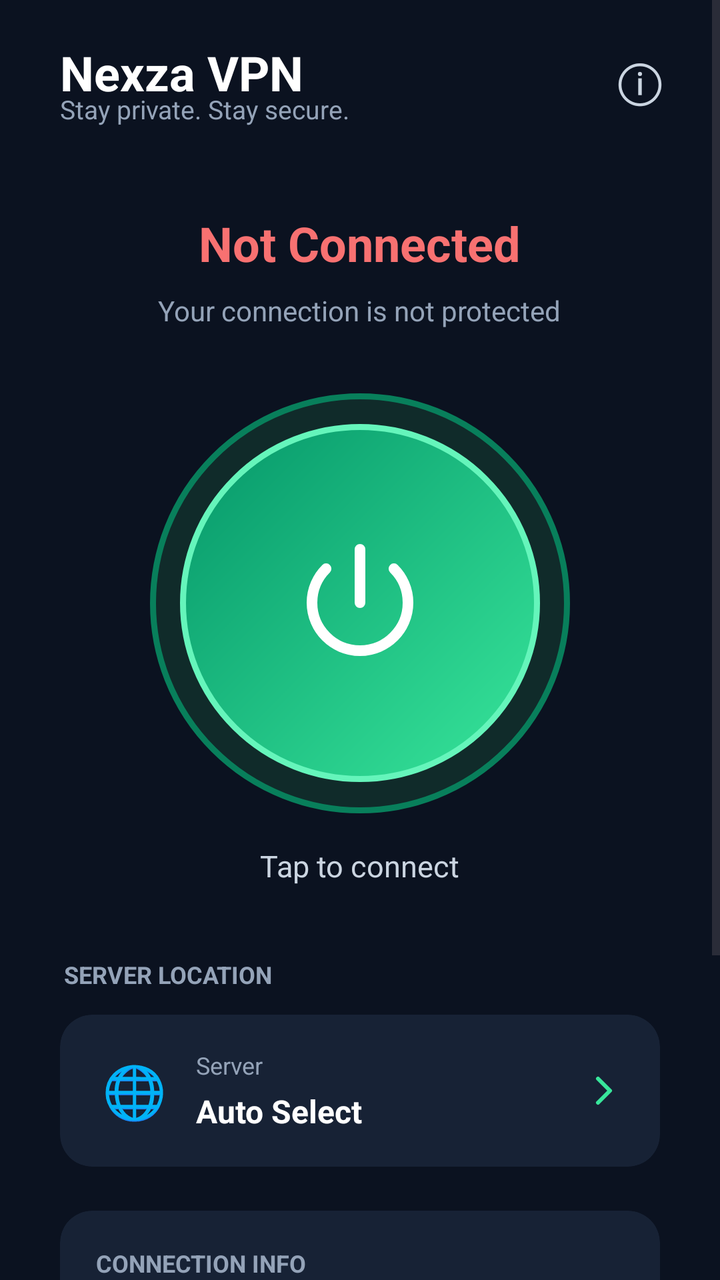
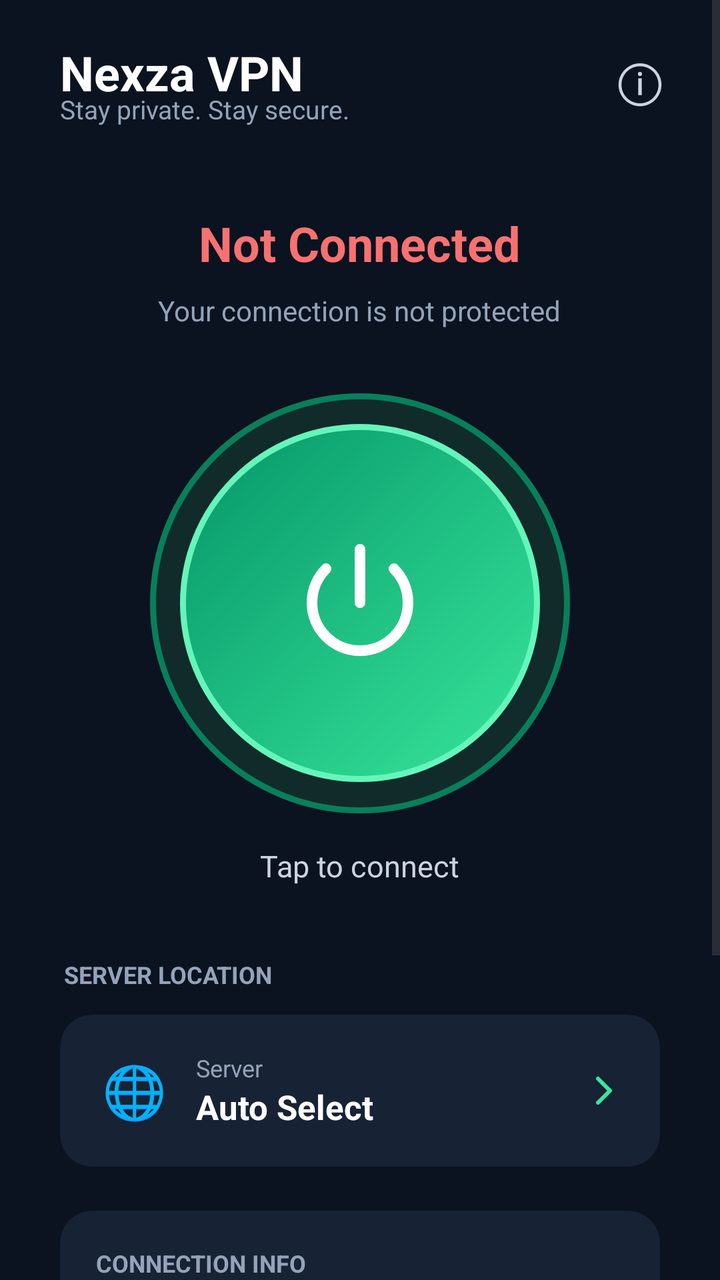

Two renders of the same Android screen: before a commit and after it. Below are the layout's source before the change and the commit's diff.
<!-- AndroidManifest.xml: application theme Theme.NexzaVPN -->
<!-- res/layout/activity_main.xml -->
<?xml version="1.0" encoding="utf-8"?>
<ScrollView
    xmlns:android="http://schemas.android.com/apk/res/android"
    xmlns:app="http://schemas.android.com/apk/res-auto"
    xmlns:tools="http://schemas.android.com/tools"
    android:layout_width="match_parent"
    android:layout_height="match_parent"
    android:background="#0B1220"
    android:fillViewport="true"
    android:clipToPadding="false"
    tools:context=".MainActivity">

    <LinearLayout
        android:id="@+id/main"
        android:layout_width="match_parent"
        android:layout_height="wrap_content"
        android:orientation="vertical"
        android:padding="20dp">

        
        <LinearLayout
            android:layout_width="match_parent"
            android:layout_height="wrap_content"
            android:gravity="center_vertical"
            android:orientation="horizontal">

            <LinearLayout
                android:layout_width="0dp"
                android:layout_height="wrap_content"
                android:layout_marginStart="10dp"
                android:layout_weight="1"
                android:orientation="vertical">

                <TextView
                    android:layout_width="wrap_content"
                    android:layout_height="wrap_content"
                    android:text="Nexza VPN"
                    android:textColor="#FFFFFF"
                    android:textSize="24sp"
                    android:textStyle="bold" />

                <TextView
                    android:layout_width="wrap_content"
                    android:layout_height="wrap_content"
                    android:layout_marginTop="-7dp"
                    android:text="Stay private. Stay secure."
                    android:textColor="#94A3B8"
                    android:textSize="13sp" />

            </LinearLayout>

            
            <TextView
                android:id="@+id/tvInfo"
                android:layout_width="40dp"
                android:layout_height="40dp"
                android:gravity="center"
                android:text="ⓘ"
                android:textColor="#CBD5E1"
                android:textSize="26sp"
                android:contentDescription="Info"
                android:clickable="true"
                android:focusable="true" />

        </LinearLayout>

        
        <LinearLayout
            android:layout_width="match_parent"
            android:layout_height="wrap_content"
            android:layout_marginTop="42dp"
            android:gravity="center"
            android:orientation="vertical">

            <TextView
                android:id="@+id/tvStatus"
                android:layout_width="wrap_content"
                android:layout_height="wrap_content"
                android:text="Not Connected"
                android:textColor="#F87171"
                android:textSize="24sp"
                android:textStyle="bold" />

            <TextView
                android:id="@+id/tvStatusMessage"
                android:layout_width="wrap_content"
                android:layout_height="wrap_content"
                android:layout_marginTop="8dp"
                android:gravity="center"
                android:text="Your connection is not protected"
                android:textColor="#94A3B8"
                android:textSize="14sp" />

        </LinearLayout>

        
        <FrameLayout
            android:layout_width="210dp"
            android:layout_height="210dp"
            android:layout_gravity="center_horizontal"
            android:layout_marginTop="32dp"
            android:background="@drawable/bg_vpn_ring">

            <FrameLayout
                android:id="@+id/btnConnect"
                android:layout_width="180dp"
                android:layout_height="179dp"
                android:layout_gravity="center"
                android:background="@drawable/bg_vpn_button"
                android:clickable="true"
                android:contentDescription="Connect VPN"
                android:focusable="true"
                android:foreground="?attr/selectableItemBackgroundBorderless">

                <ImageView
                    android:id="@+id/ivPower"
                    android:layout_width="64dp"
                    android:layout_height="64dp"
                    android:layout_gravity="center"
                    android:contentDescription="Power"
                    android:scaleType="fitCenter"
                    android:src="@drawable/ic_power" />

            </FrameLayout>

        </FrameLayout>

        <TextView
            android:id="@+id/tvConnectHint"
            android:layout_width="wrap_content"
            android:layout_height="wrap_content"
            android:layout_gravity="center_horizontal"
            android:layout_marginTop="16dp"
            android:text="Tap to connect"
            android:textColor="#CBD5E1"
            android:textSize="15sp" />

        
        <TextView
            android:layout_width="wrap_content"
            android:layout_height="wrap_content"
            android:layout_marginTop="36dp"
            android:text="SERVER LOCATION"
            android:textColor="#94A3B8"
            android:textSize="12sp"
            android:layout_marginRight="12sp"
            android:layout_marginLeft="12sp"
            android:textStyle="bold" />

        <androidx.cardview.widget.CardView
            android:id="@+id/cardServer"
            android:layout_width="match_parent"
            android:layout_height="76dp"
            android:layout_marginTop="12dp"
            app:cardBackgroundColor="#172235"
            app:cardCornerRadius="16dp"
            android:layout_marginRight="10sp"
            android:layout_marginLeft="10sp"
            app:cardElevation="0dp">

            <LinearLayout
                android:layout_width="match_parent"
                android:layout_height="match_parent"
                android:gravity="center_vertical"
                android:orientation="horizontal"
                android:paddingHorizontal="16dp">

                <TextView
                    android:layout_width="42dp"
                    android:layout_height="wrap_content"
                    android:gravity="center"
                    android:text="🌐"
                    android:textSize="26sp" />

                <LinearLayout
                    android:id="@+id/autoSelect"
                    android:layout_width="0dp"
                    android:layout_height="wrap_content"
                    android:layout_marginStart="10dp"
                    android:layout_weight="1"
                    android:orientation="vertical">

                    <TextView
                        android:layout_width="wrap_content"
                        android:layout_height="wrap_content"
                        android:text="Server"
                        android:textColor="#94A3B8"
                        android:textSize="12sp" />

                    <TextView
                        android:id="@+id/tvServerName"
                        android:layout_width="wrap_content"
                        android:layout_height="wrap_content"
                        android:layout_marginTop="4dp"
                        android:text="Auto Select"
                        android:textColor="#FFFFFF"
                        android:textSize="16sp"
                        android:textStyle="bold" />

                </LinearLayout>

                <ImageView
                    android:layout_width="24dp"
                    android:layout_height="24dp"
                    android:src="@drawable/ic_chevron_right"
                    app:tint="#38E69B"
                    android:contentDescription="Choose server" />

            </LinearLayout>

        </androidx.cardview.widget.CardView>

        
        <androidx.cardview.widget.CardView
            android:id="@+id/cardInfo"
            android:layout_width="match_parent"
            android:layout_height="wrap_content"
            android:layout_marginTop="22dp"
            android:layout_marginBottom="20dp"
            app:cardBackgroundColor="#172235"
            app:cardCornerRadius="16dp"
            android:layout_marginHorizontal="10sp"
            app:cardElevation="0dp">

            <LinearLayout
                android:layout_width="match_parent"
                android:layout_height="wrap_content"
                android:orientation="vertical"
                android:padding="18dp">

                <TextView
                    android:layout_width="wrap_content"
                    android:layout_height="wrap_content"
                    android:text="CONNECTION INFO"
                    android:textColor="#94A3B8"
                    android:textSize="12sp"
                    android:textStyle="bold" />

                
                <LinearLayout
                    android:layout_width="match_parent"
                    android:layout_height="wrap_content"
                    android:layout_marginTop="20dp"
                    android:orientation="horizontal">

                    <LinearLayout
                        android:layout_width="0dp"
                        android:layout_height="wrap_content"
                        android:layout_weight="1"
                        android:orientation="vertical">

                        <TextView
                            android:layout_width="wrap_content"
                            android:layout_height="wrap_content"
                            android:text="↓ Download"
                            android:textColor="#94A3B8"
                            android:textSize="13sp" />

                        <TextView
                            android:id="@+id/tvDownload"
                            android:layout_width="wrap_content"
                            android:layout_height="wrap_content"
                            android:layout_marginTop="8dp"
                            android:text="0 KB/s"
                            android:textColor="#38BDF8"
                            android:textSize="18sp"
                            android:textStyle="bold" />

                    </LinearLayout>

                    <LinearLayout
                        android:layout_width="0dp"
                        android:layout_height="wrap_content"
                        android:layout_weight="1"
                        android:orientation="vertical">

                        <TextView
                            android:layout_width="wrap_content"
                            android:layout_height="wrap_content"
                            android:text="↑ Upload"
                            android:textColor="#94A3B8"
                            android:textSize="13sp" />

                        <TextView
                            android:id="@+id/tvUpload"
                            android:layout_width="wrap_content"
                            android:layout_height="wrap_content"
                            android:layout_marginTop="8dp"
                            android:text="0 KB/s"
                            android:textColor="#A78BFA"
                            android:textSize="18sp"
                            android:textStyle="bold" />

                    </LinearLayout>

                </LinearLayout>

                <View
                    android:layout_width="match_parent"
                    android:layout_height="1dp"
                    android:layout_marginTop="18dp"
                    android:background="#29364B" />

                
                <LinearLayout
                    android:layout_width="match_parent"
                    android:layout_height="wrap_content"
                    android:layout_marginTop="16dp"
                    android:gravity="center_vertical"
                    android:orientation="horizontal">

                    <TextView
                        android:layout_width="0dp"
                        android:layout_height="wrap_content"
                        android:layout_weight="1"
                        android:text="Total downloaded"
                        android:textColor="#94A3B8"
                        android:textSize="13sp" />

                    <TextView
                        android:id="@+id/tvTotalDownload"
                        android:layout_width="wrap_content"
                        android:layout_height="wrap_content"
                        android:text="0 B"
                        android:textColor="#38BDF8"
                        android:textSize="15sp"
                        android:textStyle="bold" />

                </LinearLayout>

                
                <LinearLayout
                    android:layout_width="match_parent"
                    android:layout_height="wrap_content"
                    android:layout_marginTop="14dp"
                    android:gravity="center_vertical"
                    android:orientation="horizontal">

                    <TextView
                        android:layout_width="0dp"
                        android:layout_height="wrap_content"
                        android:layout_weight="1"
                        android:text="Total uploaded"
                        android:textColor="#94A3B8"
                        android:textSize="13sp" />

                    <TextView
                        android:id="@+id/tvTotalUpload"
                        android:layout_width="wrap_content"
                        android:layout_height="wrap_content"
                        android:text="0 B"
                        android:textColor="#A78BFA"
                        android:textSize="15sp"
                        android:textStyle="bold" />

                </LinearLayout>

            </LinearLayout>

        </androidx.cardview.widget.CardView>

    </LinearLayout>

</ScrollView>
<!-- resources referenced by this layout -->
<resources>
  <!-- drawable bg_vpn_button (drawable) -->
  <?xml version="1.0" encoding="utf-8"?>
  <shape xmlns:android="http://schemas.android.com/apk/res/android"
      android:shape="oval">
  
      <gradient
          android:angle="135"
          android:startColor="#38E69B"
          android:endColor="#059669"
          android:type="linear" />
  
      <stroke
          android:width="3dp"
          android:color="#65F5BB" />
  
  </shape>
  <!-- drawable bg_vpn_ring (drawable) -->
  <?xml version="1.0" encoding="utf-8"?>
  <shape xmlns:android="http://schemas.android.com/apk/res/android"
      android:shape="oval">
  
      <solid android:color="#102B2A" />
  
      <stroke
          android:width="3dp"
          android:color="#087F5B" />
  
  </shape>
  <!-- drawable ic_chevron_right (drawable) -->
  <vector xmlns:android="http://schemas.android.com/apk/res/android"
      android:width="24dp"
      android:height="24dp"
      android:viewportWidth="24"
      android:viewportHeight="24">
  
      <path
          android:fillColor="@android:color/transparent"
          android:strokeColor="#38E69B"
          android:strokeWidth="2"
          android:strokeLineCap="round"
          android:strokeLineJoin="round"
          android:pathData="M9,18 L15,12 L9,6" />
  
  </vector>
  <!-- drawable ic_power (drawable) -->
  <?xml version="1.0" encoding="utf-8"?>
  <vector xmlns:android="http://schemas.android.com/apk/res/android"
      android:width="64dp"
      android:height="64dp"
      android:viewportWidth="24"
      android:viewportHeight="24">
  
      <path
          android:fillColor="@android:color/transparent"
          android:strokeColor="#FFFFFF"
          android:strokeWidth="2"
          android:strokeLineCap="round"
          android:strokeLineJoin="round"
          android:pathData="M12,2 L12,12 M5.64,5.64 A9,9 0,1 0,18.36 5.64" />
  
  </vector>
  <style name="Theme.NexzaVPN" parent="Base.Theme.NexzaVPN" />
  <style name="Base.Theme.NexzaVPN" parent="Theme.Material3.DayNight.NoActionBar">
          
          
      </style>
</resources>

<!-- the commit's change to res/layout/activity_main.xml (unified diff, before → after) -->
@@ -8,7 +8,7 @@
     android:background="#0B1220"
     android:fillViewport="true"
     android:clipToPadding="false"
-    tools:context=".MainActivity">
+    tools:context=".ui.main.MainActivity">
 
     <LinearLayout
         android:id="@+id/main"
@@ -159,6 +159,7 @@
             app:cardElevation="0dp">
 
             <LinearLayout
+                android:id="@+id/autoSelect"
                 android:layout_width="match_parent"
                 android:layout_height="match_parent"
                 android:gravity="center_vertical"
@@ -173,7 +174,6 @@
                     android:textSize="26sp" />
 
                 <LinearLayout
-                    android:id="@+id/autoSelect"
                     android:layout_width="0dp"
                     android:layout_height="wrap_content"
                     android:layout_marginStart="10dp"
@@ -181,6 +181,7 @@
                     android:orientation="vertical">
 
                     <TextView
+                        android:id="@+id/defaultServerName"
                         android:layout_width="wrap_content"
                         android:layout_height="wrap_content"
                         android:text="Server"
@@ -191,10 +192,9 @@
                         android:id="@+id/tvServerName"
                         android:layout_width="wrap_content"
                         android:layout_height="wrap_content"
-                        android:layout_marginTop="4dp"
                         android:text="Auto Select"
                         android:textColor="#FFFFFF"
-                        android:textSize="16sp"
+                        android:textSize="17sp"
                         android:textStyle="bold" />
 
                 </LinearLayout>
